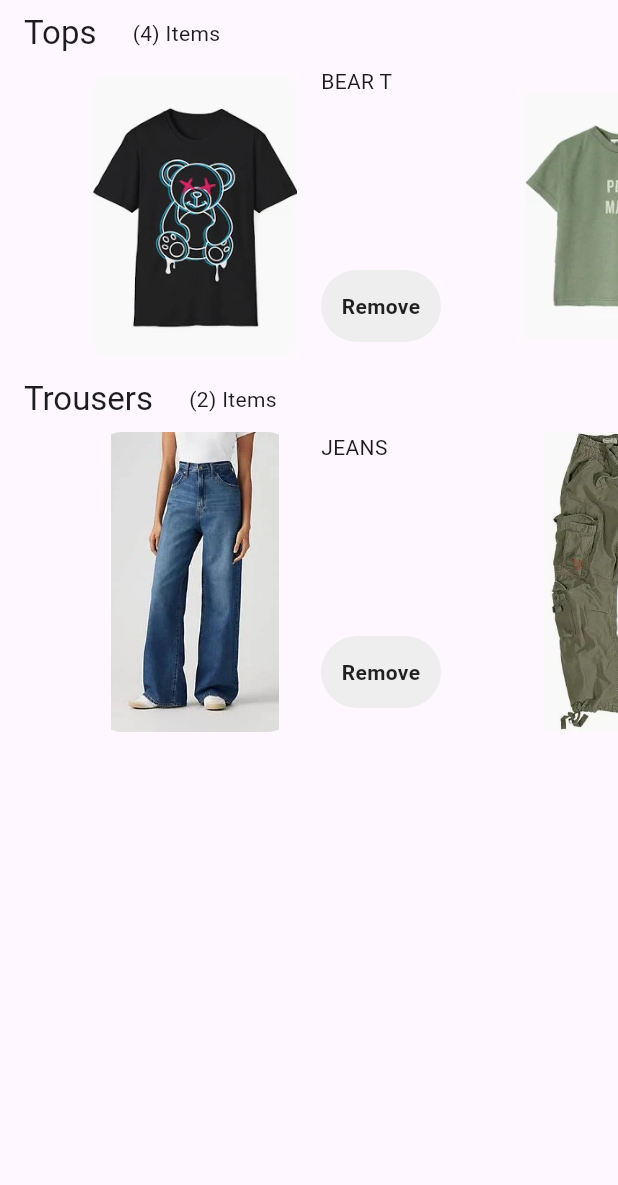
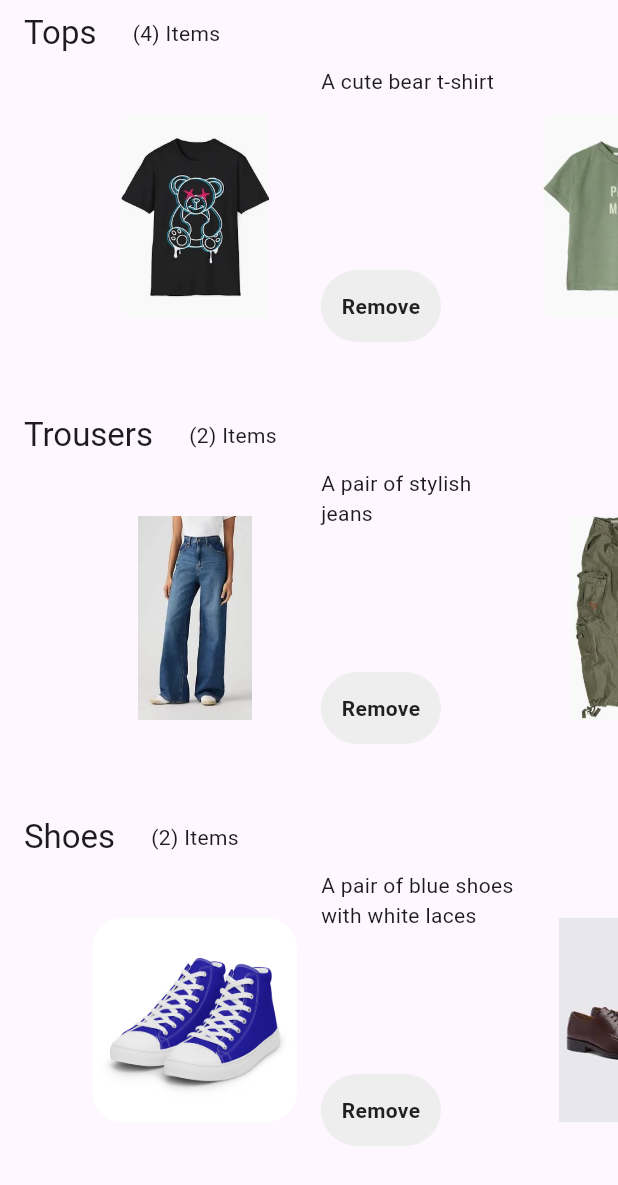
Before and after one commit to AkinOmisakin/Virtual_wardrobe, a Flutter app: the WardrobeBody screen opened directly, on a phone screen of 412 x 824 dp. Shown: the top 1185 px of the screen. Run offline on Flutter 3.47's test engine with Material 3 defaults, Android fonts, the phone set to English and light mode, and no system bars; our stand-ins replace image_picker.

```diff
--- /dev/null
+++ b/lib/components/clothing_categories.dart
@@ -0,0 +1,8 @@
+import 'clothing_item.dart';
+
+class ClothingCategory {
+  final String title;
+  final List<ClothingItem> items;
+
+  ClothingCategory(this.title, this.items);
+}
--- a/lib/main.dart
+++ b/lib/main.dart
@@ -40,7 +40,7 @@ class _HomeState extends State<Home> {
   ];
 
   int currentPageIndex = 0; // Tracks the currently selected page index
-  NavigationDestinationLabelBehavior labelBehavior = NavigationDestinationLabelBehavior.alwaysHide;
+  NavigationDestinationLabelBehavior labelBehavior = NavigationDestinationLabelBehavior.alwaysHide; // sets visibility of labels in the bottom navigation bar
 
   // Updates the current page index based on user selection
   void _navigationBottomBar(int index) {
@@ -49,6 +49,7 @@ class _HomeState extends State<Home> {
     });
   }
 
+  // Builds the main scaffold with bottom navigation bar
   @override
   Widget build(BuildContext context) {
     return Scaffold(
--- a/lib/pages/wardrobe_.dart
+++ b/lib/pages/wardrobe_.dart
@@ -3,6 +3,8 @@
 // import 'package:path_provider/path_provider.dart';
 
 import 'package:flutter/material.dart';
+import 'package:virtual_wardrobe/components/clothing_categories.dart';
+import 'package:virtual_wardrobe/components/clothing_item.dart';
 
 class WardrobeBody extends StatefulWidget {
   const WardrobeBody({super.key});
@@ -13,26 +15,83 @@ class WardrobeBody extends StatefulWidget {
 
 class _WardrobeBodyState extends State<WardrobeBody> {
 
-  final List<String> tops = [
-    'assets/bear_t.jpg',
-    'assets/peace_t.jpg',
-    'assets/cashmere.jpg',
-    'assets/red_hoodie.jpg',
+  // lists of clothing displayed in the wardrobe carousels
+  static List<ClothingItem> tops = [
+    ClothingItem(
+      type: ClothingType.top,
+      image: Image.asset('assets/bear_t.jpg'),
+      description: 'A cute bear t-shirt',
+    ),
+    ClothingItem(
+      type: ClothingType.top,
+      image: Image.asset('assets/peace_t.jpg'),
+      description: 'A stylish peace sign t-shirt',
+    ),
+    ClothingItem(
+      type: ClothingType.top,
+      image: Image.asset('assets/cashmere.jpg'),
+      description: 'A warm cashmere sweater',
+    ),
+    ClothingItem(
+      type: ClothingType.top,
+      image: Image.asset('assets/red_hoodie.jpg'),
+      description: 'A cozy red hoodie',
+    ),
   ];
 
-  final List<String> trousers = [
-    'assets/jeans.jpg',
-    'assets/cargo.jpg',
+  // list_trousers = SELECT * FROM clothing_items WHERE type = 'trousers';
+  // trousers.mergeFromDatabase(list_trousers);
+
+  static List<ClothingItem> trousers = [
+    ClothingItem(
+      type: ClothingType.trousers,
+      image: Image.asset('assets/jeans.jpg'),
+      description: 'A pair of stylish jeans',
+    ),
+    ClothingItem(
+      type: ClothingType.trousers,
+      image: Image.asset('assets/cargo.jpg'),
+      description: 'A pair of comfortable cargo pants',
+    ),
   ];
 
-  void _removeClothingItem(int index) {
+  static List<ClothingItem> shoes = [
+    ClothingItem(
+      type: ClothingType.shoes,
+      image: Image.asset('assets/blue_laces_shoe.jpg'),
+      description: 'A pair of blue shoes with white laces',
+    ),
+    ClothingItem(
+      type: ClothingType.shoes,
+      image: Image.asset('assets/brown_smart_shoe.jpg'),
+      description: 'A pair of brown smart shoes',
+    ),
+  ];
+
+  late List<ClothingCategory> categories;
+
+  @override
+  void initState() {
+    super.initState();
+    categories = [
+      ClothingCategory('Tops', tops),
+      ClothingCategory('Trousers', trousers),
+      ClothingCategory('Shoes', shoes),
+    ];
+  }
+
+
+
+  // method to remove clothing items from the lists
+  void _removeClothingItem(List<ClothingItem> category, int index) {
+    Navigator.of(context).pop();
     setState(() {
-      tops.removeAt(index);
-      trousers.removeAt(index);
+      category.removeAt(index);
     });
   }
 
-  void _remove(int index) {
+  // method to show modal bottom sheet for removing items
+  void _remove(List<ClothingItem> category, int index) {
     showModalBottomSheet(
       context: context,
       builder: (BuildContext context) {
@@ -42,7 +101,7 @@ class _WardrobeBodyState extends State<WardrobeBody> {
               ListTile(
                 leading: const Icon(Icons.delete, color: Colors.red),
                 title: const Text('Delete Item', style: TextStyle(color: Colors.red)),
-                onTap: () => _removeClothingItem(index),
+                onTap: () => _removeClothingItem(category, index),
               ),
               ListTile(
                 leading: const Icon(Icons.cancel),
@@ -59,24 +118,25 @@ class _WardrobeBodyState extends State<WardrobeBody> {
   @override
   Widget build(BuildContext context) {
     return Scaffold(
-
-      // BODY** with clothing categories
       body: SingleChildScrollView(
         child: Column(
           crossAxisAlignment: CrossAxisAlignment.start,
-          children: [
-            _sectionTitle('Tops', context, tops),
-            _clothingCarousel(tops),
-
-            _sectionTitle('Trousers', context, trousers),
-            _clothingCarousel(trousers),
-          ],
+          children: categories.map((category) {
+            return Column(
+              crossAxisAlignment: CrossAxisAlignment.start,
+              children: [
+                _sectionTitle(context, category.title, category.items),
+                _clothingCarousel(category.items),
+                const SizedBox(height: 24),
+              ],
+            );
+          }).toList(),
         ),
       ),
     );
   }
 
-  Widget _sectionTitle(String title, BuildContext context, List<String> images) {
+  Widget _sectionTitle(BuildContext context, String title, List<ClothingItem> items) {
     return Row(children: [
       // Title
       Padding(
@@ -87,19 +147,24 @@ class _WardrobeBodyState extends State<WardrobeBody> {
         ),
       ),
       // Item count
-      if (images.isNotEmpty)
+      if (items.isNotEmpty)
         Padding(
           padding: const EdgeInsets.symmetric(horizontal: 8),
           child: Text(
-            '(${images.length}) Items',
+            '(${items.length}) Items',
             style: Theme.of(context).textTheme.bodyMedium,
           ),
         ),
     ]);
   }
 
-  Widget _clothingCarousel(List<String> images) {
-    if (images.isEmpty) return const SizedBox.shrink();
+  Widget _clothingCarousel(List<ClothingItem> items) {
+    if (items.isEmpty) {
+      return const Padding(
+        padding: EdgeInsets.symmetric(horizontal: 16, vertical: 8),
+        child: Text("No items yet"),
+      );
+    }
 
     return Column(
       crossAxisAlignment: CrossAxisAlignment.start,
@@ -109,7 +174,7 @@ class _WardrobeBodyState extends State<WardrobeBody> {
           height: 200,
           child: PageView.builder(
             controller: PageController(viewportFraction: 0.7),
-            itemCount: images.length,
+            itemCount: items.length,
             itemBuilder: (context, index) {
               return Row(
                 children: <Widget>[
@@ -117,16 +182,19 @@ class _WardrobeBodyState extends State<WardrobeBody> {
                   Expanded(
                     child: ClipRRect(
                       borderRadius: BorderRadius.circular(20),
-                      child: Container(
-                        alignment: Alignment.center,
-                        child: Image(
-                          image: AssetImage(images[index]),
-                          fit: BoxFit.contain,
+                      child: AspectRatio(
+                        aspectRatio: 1,
+                        child: Container(
+                          alignment: Alignment.center,
+                          child: Image(
+                            image: items[index].image.image,
+                            fit: BoxFit.cover,
+                          ),
                         ),
                       ),
                     ),
                   ),
-                  // add a space between image and description
+                  // space between image and description
                   SizedBox(width: 16),
                   // Clothing item description
                   Expanded(
@@ -135,7 +203,7 @@ class _WardrobeBodyState extends State<WardrobeBody> {
 
                       children: <Widget>[
                         Text(
-                          images[index].split('/').last.split('.').first.replaceAll('_', ' ').toUpperCase(), // name
+                          items[index].description.toString(), // name
                           // style: Theme.of(context).textTheme.bodyMedium,
                         ),
                         Spacer(),
@@ -143,7 +211,7 @@ class _WardrobeBodyState extends State<WardrobeBody> {
                         Padding(
                           padding: const EdgeInsets.symmetric(vertical: 16.0),
                           child: InkWell(
-                            onTap: () => _remove(index), // Close the modal
+                            onTap: () => _remove(items, index), // remove item at index
                             borderRadius: BorderRadius.circular(30), // Pill shape for ripple effect
                             child: Container(
                               width: 80, // Wide button style
```
Also changed, not shown: lib/components/clothing_item.dart (+49 -28 lines), lib/pages/wardrobe_outfits_menu.dart (+69 -73 lines), lib/services/dbhelper_.dart (+70 -70 lines), assets/blue_laces_shoe.jpg (added), assets/brown_smart_shoe.jpg (added), 1 other file.
